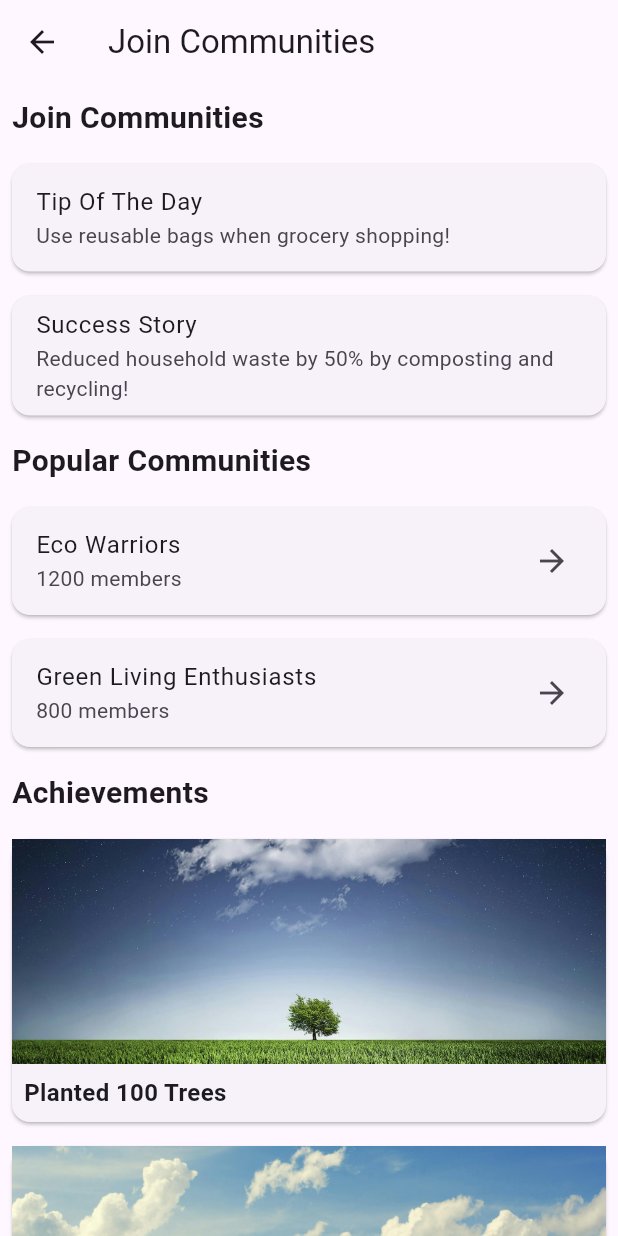
After one commit to MD-DaniyalJavadia/GreenLivingHubApp, a Flutter app: the screen it shows after launch, after a tap on "Join Communities", on a phone screen of 412 x 824 dp. The commit adds this screen. Run offline on Flutter 3.47's test engine with Material 3 defaults, Android fonts, the phone set to English and light mode, and no system bars.

Commit message:
communite page

```diff
--- a/lib/main.dart
+++ b/lib/main.dart
@@ -1,4 +1,5 @@
 import 'package:flutter/material.dart';
+import 'package:greenlivinghub/page/JoinCommunities.dart';
 
 void main(){
   runApp(MyApp());
@@ -34,6 +35,12 @@ class HomePage extends StatelessWidget {
               description: 'Explore and join communities passionate about sustainable living.',
               icon: Icons.group,
               image: 'assets/community.jpg',
+              onTap: () {
+                Navigator.push(
+                  context,
+                  MaterialPageRoute(builder: (context) => JoinCommunities()),
+                );
+              },
             ),
             FeatureCard(
               title: 'Share Tips and Success Stories',
@@ -95,6 +102,7 @@ class FeatureCard extends StatelessWidget {
   final String description;
   final IconData icon;
   final String image;
+  final VoidCallback? onTap;
 
   const FeatureCard({
     Key? key,
@@ -102,11 +110,15 @@ class FeatureCard extends StatelessWidget {
     required this.description,
     required this.icon,
     required this.image,
+    this.onTap,
   }):super(key:key);
 
   @override
+  @override
   Widget build(BuildContext context) {
-    return Card(
+    return InkWell( // 👈 Wrap Card with InkWell
+      onTap: onTap,
+      child: Card(
         elevation: 5,
         margin: EdgeInsets.all(10),
         child: Column(
@@ -142,6 +154,7 @@ class FeatureCard extends StatelessWidget {
             ),
           ],
         ),
+      ),
     );
   }
 }
--- /dev/null
+++ b/lib/page/JoinCommunities.dart
@@ -0,0 +1,173 @@
+import 'package:flutter/material.dart';
+
+class JoinCommunities extends StatelessWidget {
+
+  @override
+  Widget build(BuildContext context) {
+    return Scaffold(
+      appBar: AppBar(
+        title: Text('Join Communities'),
+      ),
+      body: SingleChildScrollView(
+        child: Column(
+          crossAxisAlignment: CrossAxisAlignment.stretch,
+          children: [
+            Padding(
+              padding: const EdgeInsets.all(8.0),
+              child: Text(
+                'Join Communities',
+                style: TextStyle(
+                  fontSize: 20.0,
+                  fontWeight: FontWeight.bold,
+                ),
+              ),
+            ),
+            _ShareCard(
+              title: 'Tip Of The Day',
+              content: 'Use reusable bags when grocery shopping!',
+            ),
+            _ShareCard(
+              title: 'Success Story',
+              content: 'Reduced household waste by 50% by composting and recycling!',
+            ),
+            Padding(
+              padding: const EdgeInsets.all(8.0),
+              child: Text(
+                'Popular Communities',
+                style: TextStyle(
+                  fontSize: 20,
+                  fontWeight: FontWeight.bold,
+                ),
+              ),
+            ),
+            _CommunityCard(
+              communityName: 'Eco Warriors',
+              membersCount: 1200,
+            ),
+            _CommunityCard(
+              communityName: 'Green Living Enthusiasts',
+              membersCount: 800,
+            ),
+            Padding(
+              padding: const EdgeInsets.all(8.0),
+              child: Text(
+                'Achievements',
+                style: TextStyle(
+                  fontSize: 20.0,
+                  fontWeight: FontWeight.bold,
+                ),
+              ),
+            ),
+            _AchievementCard(
+              achivement: 'Planted 100 Trees',
+              image: 'assets/tree.jpg',
+            ),
+            _AchievementCard(
+              achivement: 'Installed Solar Panels',
+              image: 'assets/solar_panel.jpg',
+            ),
+            Padding(
+              padding: const EdgeInsets.all(8.0),
+              child: Text(
+                'Share On Social Media',
+                style: TextStyle(
+                  fontSize: 20.0,
+                  fontWeight: FontWeight.bold,
+                ),
+              ),
+            ),
+            ElevatedButton(
+              onPressed: () {
+                // Social sharing logic
+              },
+              child: Text('Share'),
+            ),
+          ],
+        ),
+      ),
+    );
+  }
+}
+
+class _AchievementCard extends StatelessWidget {
+  final String achivement;
+  final String image;
+
+  const _AchievementCard({
+    required this.achivement,
+    required this.image,
+  });
+
+  @override
+  Widget build(BuildContext context) {
+    return Card(
+      margin: EdgeInsets.all(8),
+      child: Column(
+        crossAxisAlignment: CrossAxisAlignment.start,
+        children: [
+          Image.asset(
+            image,
+            height: 150,
+            width: double.infinity,
+            fit: BoxFit.cover,
+          ),
+          Padding(
+            padding: const EdgeInsets.all(8.0),
+            child: Text(
+              achivement,
+              style: TextStyle(
+                fontSize: 16,
+                fontWeight: FontWeight.bold,
+              ),
+            ),
+          ),
+        ],
+      ),
+    );
+  }
+}
+class _ShareCard extends StatelessWidget {
+  final String title;
+  final String content;
+
+  const _ShareCard({
+    required this.title,
+    required this.content,
+  });
+
+  @override
+  Widget build(BuildContext context) {
+    return Card(
+      margin: EdgeInsets.all(8),
+      child: ListTile(
+        title: Text(title),
+        subtitle: Text(content),
+      ),
+    );
+  }
+}
+
+class _CommunityCard extends StatelessWidget {
+  final String communityName;
+  final int membersCount;
+
+  const _CommunityCard({
+    required this.communityName,
+    required this.membersCount,
+  });
+
+  @override
+  Widget build(BuildContext context) {
+    return Card(
+      margin: EdgeInsets.all(8),
+      child: ListTile(
+        title: Text(communityName),
+        subtitle: Text('$membersCount members'),
+        trailing: Icon(Icons.arrow_forward),
+        onTap: () {
+          // Add navigation or detail logic here
+        },
+      ),
+    );
+  }
+}
--- a/pubspec.yaml
+++ b/pubspec.yaml
@@ -21,9 +21,12 @@ flutter:
     - assets/community.jpg
     - assets/tips.jpg
     - assets/achievements.jpg
+    - assets/solar_panel.jpg
+    - assets/achievements.jpg
     - assets/sharing.jpg
     - assets/interface.jpg
     - assets/representation.jpg
     - assets/events.jpg
+    - assets/tree.jpg
     - assets/carbon_footprint.jpg
     - assets/shopping.jpg
```
Also changed, not shown: assets/solar_panel.jpg (added), assets/tree.jpg (added), pubspec.lock, 12 other files. Lines whose indentation alone changed are shown as unchanged.
